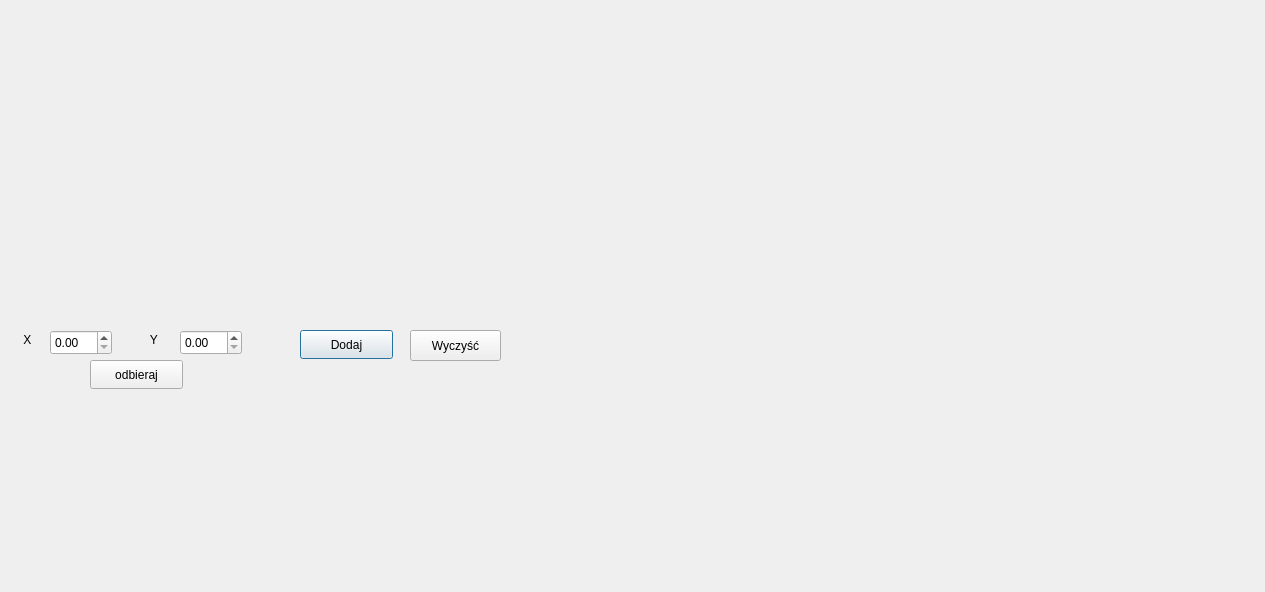
Old version of the form diagram.ui in the repository olala10/wds.
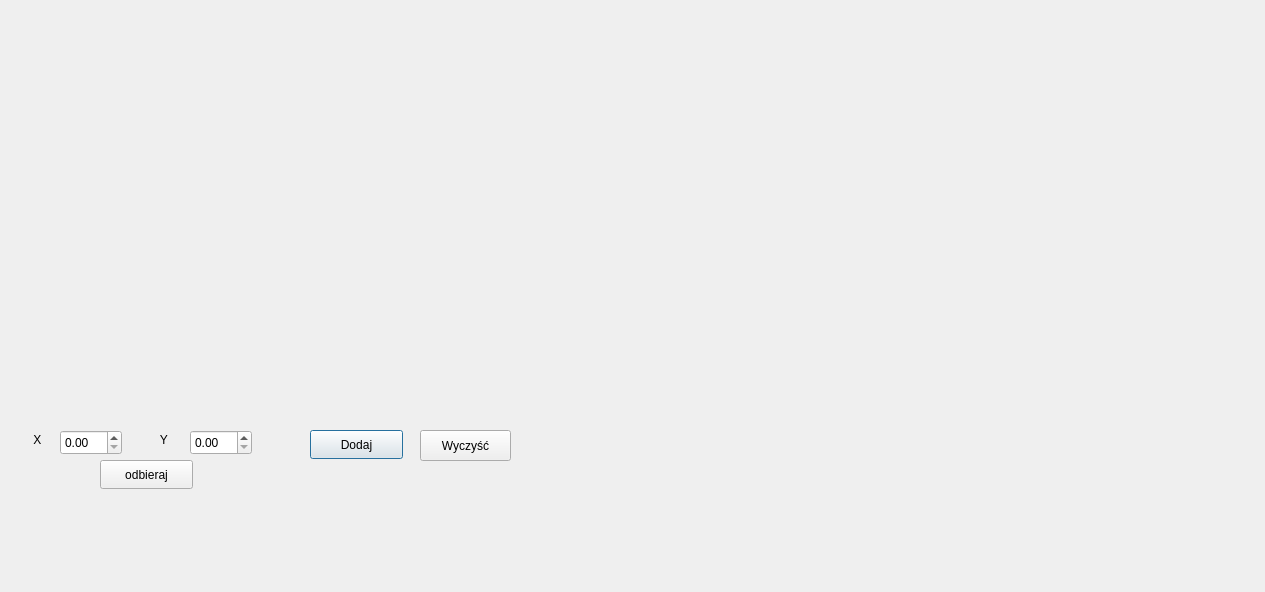
New version of the form. Custom widgets are drawn as their Qt base class.

Diff of the .ui file:
```diff
--- a/diagram.ui
+++ b/diagram.ui
@@ -18,16 +18,16 @@
     <rect>
      <x>10</x>
      <y>20</y>
-     <width>481</width>
-     <height>291</height>
+     <width>381</width>
+     <height>251</height>
     </rect>
    </property>
   </widget>
   <widget class="QPushButton" name="pushButtonAdd">
    <property name="geometry">
     <rect>
-     <x>300</x>
-     <y>330</y>
+     <x>310</x>
+     <y>430</y>
      <width>93</width>
      <height>29</height>
     </rect>
@@ -39,8 +39,8 @@
   <widget class="QPushButton" name="pushButtonClear">
    <property name="geometry">
     <rect>
-     <x>410</x>
-     <y>330</y>
+     <x>420</x>
+     <y>430</y>
      <width>91</width>
      <height>31</height>
     </rect>
@@ -52,8 +52,8 @@
   <widget class="QLabel" name="labelX">
    <property name="geometry">
     <rect>
-     <x>20</x>
-     <y>330</y>
+     <x>30</x>
+     <y>430</y>
      <width>21</width>
      <height>20</height>
     </rect>
@@ -65,8 +65,8 @@
   <widget class="QLabel" name="labelY">
    <property name="geometry">
     <rect>
-     <x>140</x>
-     <y>330</y>
+     <x>150</x>
+     <y>430</y>
      <width>31</width>
      <height>20</height>
     </rect>
@@ -78,8 +78,8 @@
   <widget class="QDoubleSpinBox" name="bx_x">
    <property name="geometry">
     <rect>
-     <x>50</x>
-     <y>330</y>
+     <x>60</x>
+     <y>430</y>
      <width>62</width>
      <height>25</height>
     </rect>
@@ -88,8 +88,8 @@
   <widget class="QDoubleSpinBox" name="bx_y">
    <property name="geometry">
     <rect>
-     <x>180</x>
-     <y>330</y>
+     <x>190</x>
+     <y>430</y>
      <width>62</width>
      <height>25</height>
     </rect>
@@ -98,8 +98,8 @@
   <widget class="QPushButton" name="pushButtonReceive">
    <property name="geometry">
     <rect>
-     <x>90</x>
-     <y>360</y>
+     <x>100</x>
+     <y>460</y>
      <width>93</width>
      <height>29</height>
     </rect>
```
